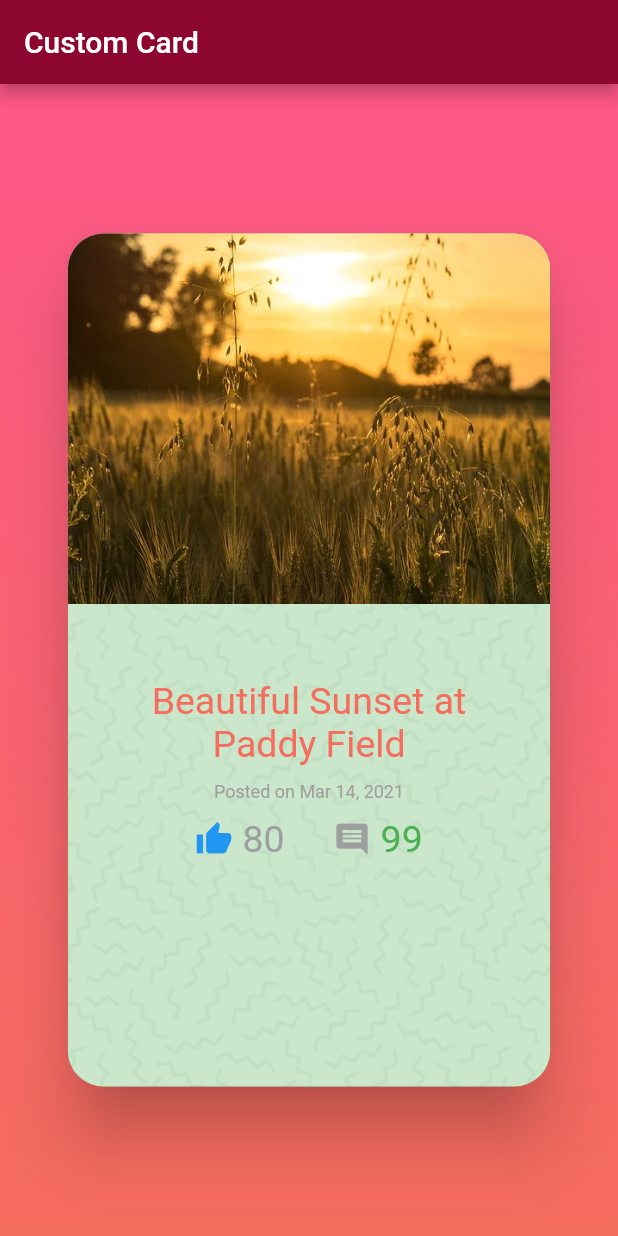
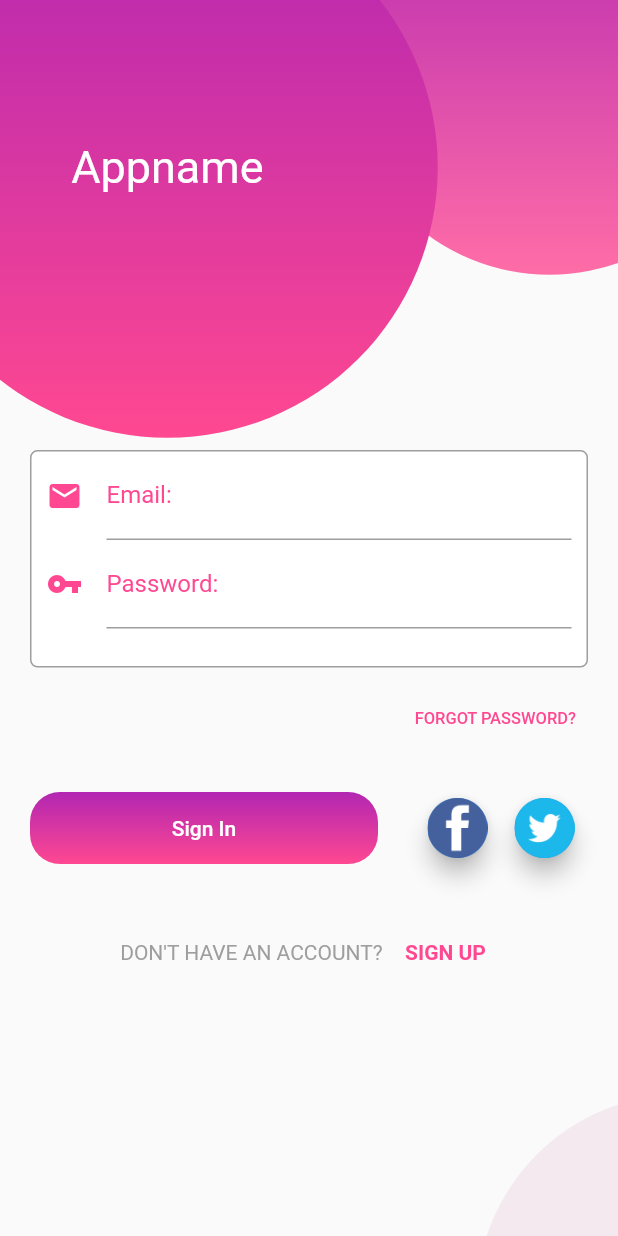
Before and after one commit to aalfiann/belajar-flutter, a Flutter app: the screen it shows after launch, on a phone screen of 412 x 824 dp. Run offline on Flutter 3.47's test engine with Material 2 defaults, Android fonts, the phone set to English and light mode, and no system bars; Roboto replaces fonts that are missing (Arial).

Commit message:
- update

```diff
--- /dev/null
+++ b/lib/component/belajarPageLogin.dart
@@ -0,0 +1,195 @@
+import 'package:flutter/material.dart';
+
+class BelajarPageLogin extends StatelessWidget {
+  double getSmalldiameter(BuildContext context) =>
+      MediaQuery.of(context).size.width * 2 / 3;
+  double getBigdiameter(BuildContext context) =>
+      MediaQuery.of(context).size.width * 7 / 8;
+
+  @override
+  Widget build(BuildContext context) {
+    return Scaffold(
+      body: Stack(
+        children: [
+          Positioned(
+            right: -getSmalldiameter(context) / 3,
+            top: -getSmalldiameter(context) / 3,
+            child: Container(
+              width: getSmalldiameter(context),
+              height: getSmalldiameter(context),
+              decoration: BoxDecoration(
+                  shape: BoxShape.circle,
+                  gradient: LinearGradient(
+                      colors: [Color(0xFFB226B2), Color(0xFFFF6DA7)],
+                      begin: Alignment.topCenter,
+                      end: Alignment.bottomCenter)),
+            ),
+          ),
+          Positioned(
+            left: -getSmalldiameter(context) / 4,
+            top: -getSmalldiameter(context) / 4,
+            child: Container(
+              child: Center(
+                child: Text(
+                  'Appname',
+                  style: TextStyle(
+                      fontFamily: 'Arial', fontSize: 30, color: Colors.white),
+                ),
+              ),
+              width: getBigdiameter(context),
+              height: getBigdiameter(context),
+              decoration: BoxDecoration(
+                  shape: BoxShape.circle,
+                  gradient: LinearGradient(
+                      colors: [Color(0xFFB226B2), Color(0xFFFF4891)],
+                      begin: Alignment.topCenter,
+                      end: Alignment.bottomCenter)),
+            ),
+          ),
+          Positioned(
+            right: -getBigdiameter(context) / 2,
+            bottom: -getBigdiameter(context) / 2,
+            child: Container(
+              width: getSmalldiameter(context),
+              height: getSmalldiameter(context),
+              decoration: BoxDecoration(
+                  shape: BoxShape.circle, color: Color(0xFFF3E9EE)),
+            ),
+          ),
+          Align(
+            alignment: Alignment.bottomCenter,
+            child: ListView(
+              children: [
+                Container(
+                  decoration: BoxDecoration(
+                      color: Colors.white,
+                      border: Border.all(color: Colors.grey),
+                      borderRadius: BorderRadius.circular(5)),
+                  margin: EdgeInsets.fromLTRB(20, 300, 20, 10),
+                  padding: EdgeInsets.fromLTRB(10, 0, 10, 25),
+                  child: Column(
+                    children: [
+                      TextField(
+                        decoration: InputDecoration(
+                            icon: Icon(
+                              Icons.email,
+                              color: Color(0xFFFF4891),
+                            ),
+                            focusedBorder: UnderlineInputBorder(
+                                borderSide:
+                                    BorderSide(color: Color(0xFFFF4891))),
+                            labelText: "Email: ",
+                            labelStyle: TextStyle(color: Color(0xFFFF4891))),
+                      ),
+                      TextField(
+                        obscureText: true,
+                        decoration: InputDecoration(
+                            icon: Icon(
+                              Icons.vpn_key,
+                              color: Color(0xFFFF4891),
+                            ),
+                            focusedBorder: UnderlineInputBorder(
+                                borderSide:
+                                    BorderSide(color: Color(0xFFFF4891))),
+                            labelText: "Password: ",
+                            labelStyle: TextStyle(color: Color(0xFFFF4891))),
+                      ),
+                    ],
+                  ),
+                ),
+                Align(
+                  alignment: Alignment.centerRight,
+                  child: Container(
+                    margin: EdgeInsets.fromLTRB(0, 0, 20, 20),
+                    child: TextButton(
+                      onPressed: () {},
+                      child: Text(
+                        'FORGOT PASSWORD?',
+                        style:
+                            TextStyle(color: Color(0xFFFF4891), fontSize: 11),
+                      ),
+                    ),
+                  ),
+                ),
+                Container(
+                  margin: EdgeInsets.fromLTRB(20, 0, 20, 30),
+                  child: Row(
+                    mainAxisAlignment: MainAxisAlignment.spaceBetween,
+                    children: [
+                      // button
+                      Container(
+                        decoration: BoxDecoration(
+                            gradient: LinearGradient(
+                                colors: [Color(0xFFB226B2), Color(0xFFFF4891)],
+                                begin: Alignment.topCenter,
+                                end: Alignment.bottomCenter),
+                            borderRadius: BorderRadius.circular(20.0)),
+                        child: MaterialButton(
+                          shape: RoundedRectangleBorder(
+                              borderRadius: new BorderRadius.circular(20)),
+                          onPressed: () {},
+                          splashColor: Colors.black,
+                          child: Container(
+                            alignment: Alignment.center,
+                            padding: EdgeInsets.all(10),
+                            width: 200,
+                            child: Text(
+                              'Sign In',
+                              style: TextStyle(color: Colors.white),
+                            ),
+                          ),
+                        ),
+                      ),
+                      // icon
+                      Row(
+                        children: [
+                          Container(
+                            padding: EdgeInsets.all(5),
+                            child: FloatingActionButton(
+                                mini: true,
+                                child: Image(
+                                  image: AssetImage('images/facebook.png'),
+                                ),
+                                onPressed: () {}),
+                          ),
+                          Container(
+                            padding: EdgeInsets.all(5),
+                            child: FloatingActionButton(
+                                mini: true,
+                                child: Image(
+                                  image: AssetImage('images/twitter.png'),
+                                ),
+                                onPressed: () {}),
+                          ),
+                        ],
+                      ),
+                    ],
+                  ),
+                ),
+                Row(
+                  mainAxisAlignment: MainAxisAlignment.center,
+                  children: [
+                    Container(
+                      child: Text('DON\'T HAVE AN ACCOUNT?  ',
+                          style: TextStyle(color: Colors.grey)),
+                    ),
+                    Container(
+                      child: TextButton(
+                          onPressed: () {},
+                          child: Text(
+                            'SIGN UP',
+                            style: TextStyle(
+                                fontWeight: FontWeight.w700,
+                                color: Color(0xFFFF4891)),
+                          )),
+                    )
+                  ],
+                )
+              ],
+            ),
+          )
+        ],
+      ),
+    );
+  }
+}
--- a/lib/main.dart
+++ b/lib/main.dart
@@ -1,5 +1,5 @@
 import 'package:flutter/material.dart';
-import 'component/belajarCard.dart';
+import 'component/belajarPageLogin.dart';
 
 void main() {
   runApp(MyApp());
@@ -15,7 +15,7 @@ class MyApp extends StatelessWidget {
       theme: ThemeData(
         primarySwatch: Colors.blue,
       ),
-      home: BelajarCard(),
+      home: BelajarPageLogin(),
     );
   }
 }
--- a/pubspec.yaml
+++ b/pubspec.yaml
@@ -48,6 +48,8 @@ flutter:
   assets:
     - images/memphis-mini.png
     - images/sunset.jpg
+    - images/facebook.png
+    - images/twitter.png
 
   # An image asset can refer to one or more resolution-specific "variants", see
   # https://flutter.dev/assets-and-images/#resolution-aware.
```
Also changed, not shown: images/facebook.png (added), images/twitter.png (added).
